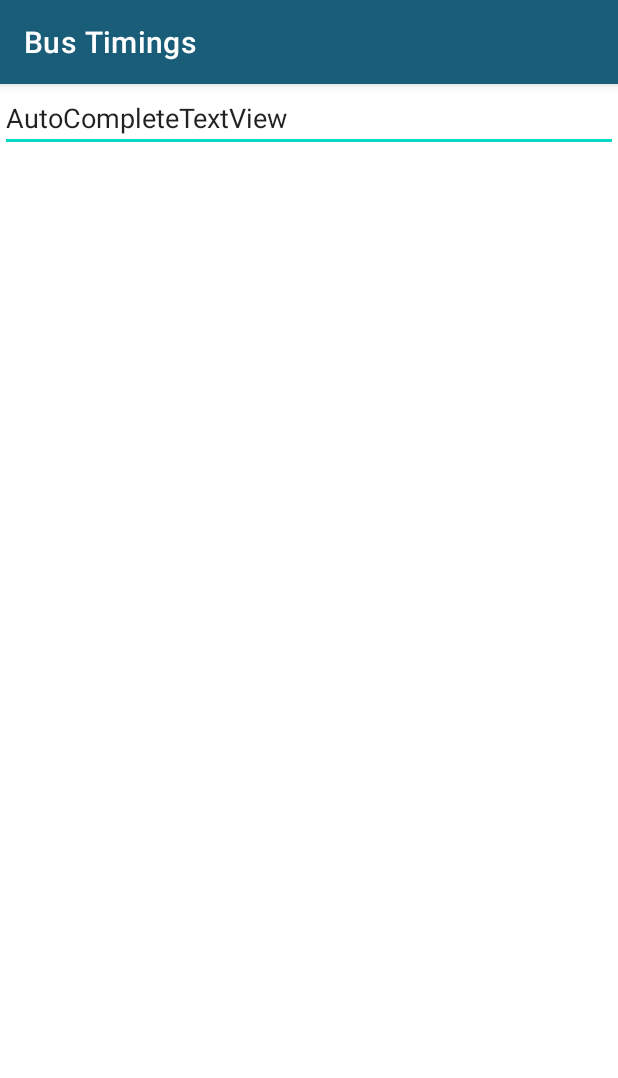
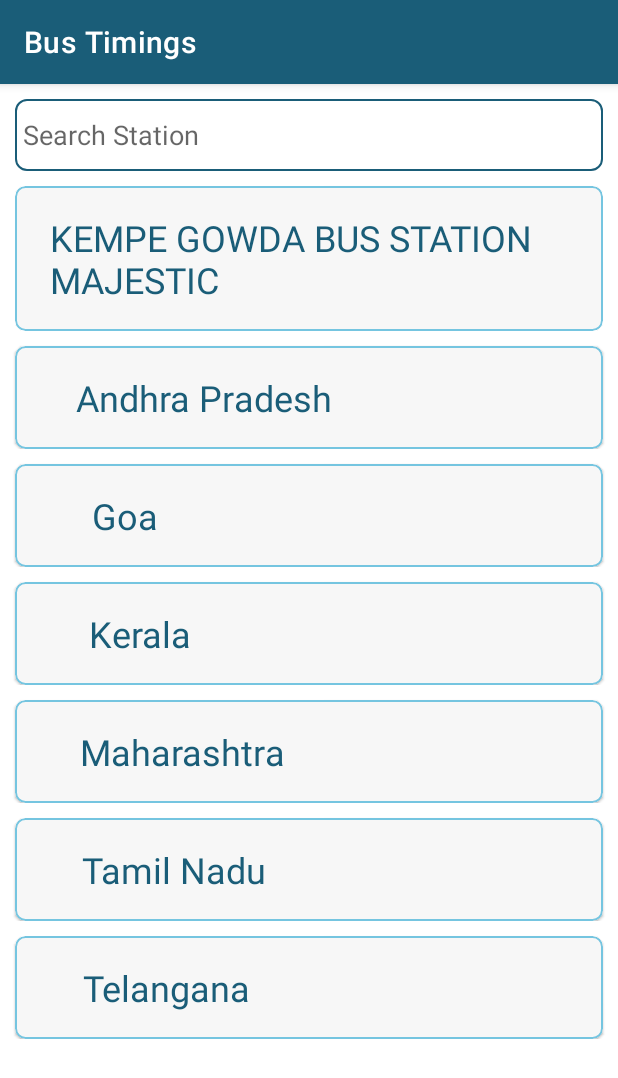
Before and after one commit to rohidas-gowda/bus-timings, an Android app: the fragment BusStationInfo shown on its own in the app's theme, on a phone screen of 412 x 824 dp. Shown: the top 1078 px of the screen. Run offline under Robolectric (Android 15) with nearby library versions, the phone set to English and light mode, and no system bars.

Commit message:
feat: station wise data display in recycler view

```diff
--- a/app/src/main/java/com/andromojo/bustimings/BusStationAdapter.java
+++ b/app/src/main/java/com/andromojo/bustimings/BusStationAdapter.java
@@ -1,4 +1,60 @@
 package com.andromojo.bustimings;
 
-public class BusStationAdapter {
+import android.view.LayoutInflater;
+import android.view.View;
+import android.view.ViewGroup;
+import android.widget.TextView;
+
+import androidx.annotation.NonNull;
+import androidx.recyclerview.widget.RecyclerView;
+
+import org.w3c.dom.Text;
+
+import java.util.List;
+
+public class BusStationAdapter extends RecyclerView.Adapter<BusStationAdapter.stationHolder> {
+    List<String> stationName;
+    private StationClickListener stationClickListener;
+
+    public BusStationAdapter(List<String> stationName, StationClickListener stationClickListener) {
+        this.stationName = stationName;
+        this.stationClickListener = stationClickListener;
+    }
+
+    @NonNull
+    @Override
+    public BusStationAdapter.stationHolder onCreateViewHolder(@NonNull ViewGroup parent, int viewType) {
+        LayoutInflater inflater = LayoutInflater.from(parent.getContext());
+        View view = inflater.inflate(R.layout.single_station_name,parent,false);
+        return new stationHolder(view);
+    }
+
+    @Override
+    public void onBindViewHolder(@NonNull BusStationAdapter.stationHolder holder, int position) {
+        holder.displayStationName.setText(stationName.get(position));
+    }
+
+    public interface StationClickListener{
+        void onClick(View view, int position);
+    }
+
+    @Override
+    public int getItemCount() {
+        return stationName.size();
+    }
+
+    public class stationHolder extends RecyclerView.ViewHolder implements View.OnClickListener{
+        TextView displayStationName;
+        public stationHolder(@NonNull View itemView) {
+            super(itemView);
+            displayStationName = (TextView) itemView.findViewById(R.id.stationName);
+            itemView.setOnClickListener(this);
+        }
+
+
+        @Override
+        public void onClick(View view) {
+            stationClickListener.onClick(view, getAdapterPosition());
+        }
+    }
 }
--- a/app/src/main/java/com/andromojo/bustimings/BusStationInfo.java
+++ b/app/src/main/java/com/andromojo/bustimings/BusStationInfo.java
@@ -1,5 +1,6 @@
 package com.andromojo.bustimings;
 
+import android.content.Intent;
 import android.os.Bundle;
 
 import androidx.fragment.app.Fragment;
@@ -9,6 +10,10 @@ import androidx.recyclerview.widget.RecyclerView;
 import android.view.LayoutInflater;
 import android.view.View;
 import android.view.ViewGroup;
+import android.widget.TextView;
+
+import java.util.ArrayList;
+import java.util.List;
 
 /**
  * A simple {@link Fragment} subclass.
@@ -16,7 +21,10 @@ import android.view.ViewGroup;
  * create an instance of this fragment.
  */
 public class BusStationInfo extends Fragment {
+    List<String> stationName;
     RecyclerView busStationNames;
+    private BusStationAdapter.StationClickListener stationClickListener;
+
     // TODO: Rename parameter arguments, choose names that match
     // the fragment initialization parameters, e.g. ARG_ITEM_NUMBER
     private static final String ARG_PARAM1 = "param1";
@@ -66,9 +74,30 @@ public class BusStationInfo extends Fragment {
         busStationNames = view.findViewById(R.id.busStationNameDisplay);
         busStationNames.setLayoutManager(new LinearLayoutManager(getContext()));
 
-        String arr[] = {"C","C++","Java","C#","JavaScript","React","Vue","Angular","Electron","JQuery",".NET"};
-        //rcv.setAdapter(new myAdapter(arr));
+        stationName = new ArrayList<>();
+
+        stationName.add("KEMPE GOWDA BUS STATION MAJESTIC");
+        stationName.add("Andhra Pradesh");
+        stationName.add("Goa");
+        stationName.add("Kerala");
+        stationName.add("Maharashtra");
+        stationName.add("Tamil Nadu");
+        stationName.add("Telangana");
+
+        setStationClickListener();
+        busStationNames.setAdapter(new BusStationAdapter(stationName, stationClickListener));
 
         return view;
     }
+
+    private void setStationClickListener() {
+        stationClickListener = new BusStationAdapter.StationClickListener() {
+            @Override
+            public void onClick(View view, int position) {
+                Intent intent = new Intent(getContext(), BusStationDataActivity.class);
+                intent.putExtra("station_name", stationName.get(position));
+                startActivity(intent);
+            }
+        };
+    }
 }
--- /dev/null
+++ b/app/src/main/res/drawable/auto_text_complete_background.xml
@@ -0,0 +1,16 @@
+<?xml version="1.0" encoding="utf-8"?>
+<shape xmlns:android="http://schemas.android.com/apk/res/android">
+    <stroke
+        android:width="1dp"
+        android:color="#1a5d78"/>
+
+    <solid android:color="#ffffff"/>
+
+    <padding
+        android:left="2dp"
+        android:right="2dp"
+        android:bottom="2dp"
+        android:top="2dp"/>
+
+    <corners android:radius="7dp"/>
+</shape>
--- a/app/src/main/res/layout/activity_from_user_data.xml
+++ b/app/src/main/res/layout/activity_from_user_data.xml
@@ -11,6 +11,7 @@
         android:layout_width="match_parent"
         android:layout_height="48dp"
         android:layout_margin="7dp"
+        android:hint="Search Source"
         android:padding="5dp"
         android:background="@drawable/search_box_border"/>
 
--- a/app/src/main/res/layout/activity_main.xml
+++ b/app/src/main/res/layout/activity_main.xml
@@ -1,5 +1,6 @@
 <?xml version="1.0" encoding="utf-8"?>
-<RelativeLayout xmlns:android="http://schemas.android.com/apk/res/android"
+<LinearLayout xmlns:android="http://schemas.android.com/apk/res/android"
+    android:orientation="vertical"
     xmlns:app="http://schemas.android.com/apk/res-auto"
     xmlns:tools="http://schemas.android.com/tools"
     android:layout_width="match_parent"
@@ -25,4 +26,4 @@
 
     </androidx.viewpager2.widget.ViewPager2>
 
-</RelativeLayout>
+</LinearLayout>
--- a/app/src/main/res/layout/activity_to_user_data.xml
+++ b/app/src/main/res/layout/activity_to_user_data.xml
@@ -11,6 +11,7 @@
         android:layout_width="match_parent"
         android:layout_height="48dp"
         android:layout_margin="7dp"
+        android:hint="Search Destination"
         android:padding="5dp"
         android:background="@drawable/search_box_border"/>
 
--- a/app/src/main/res/layout/display_single_reserved_state.xml
+++ b/app/src/main/res/layout/display_single_reserved_state.xml
@@ -28,9 +28,11 @@
                 android:layout_marginStart="16dp"
                 android:layout_marginTop="8dp"
                 android:layout_marginBottom="8dp"
-                android:text="1"
+                android:text="1235"
                 android:textColor="#1a5d78"
-                android:textSize="40sp"
+                android:textSize="14sp"
+                android:padding="5dp"
+                android:background="@drawable/round_background"
                 app:layout_constraintBottom_toBottomOf="parent"
                 app:layout_constraintStart_toStartOf="parent"
                 app:layout_constraintTop_toTopOf="parent"
--- a/app/src/main/res/layout/fragment_bus_station_info.xml
+++ b/app/src/main/res/layout/fragment_bus_station_info.xml
@@ -14,8 +14,13 @@
     <AutoCompleteTextView
         android:id="@+id/autoCompleteTextView"
         android:layout_width="match_parent"
-        android:layout_height="wrap_content"
-        android:text="AutoCompleteTextView" />
+        android:layout_height="48dp"
+        android:hint="Search Station"
+        android:padding="5dp"
+        android:layout_marginTop="10dp"
+        android:layout_marginRight="10dp"
+        android:layout_marginLeft="10dp"
+        android:background="@drawable/auto_text_complete_background"/>
 
     <androidx.recyclerview.widget.RecyclerView
         android:id="@+id/busStationNameDisplay"
--- /dev/null
+++ b/app/src/main/res/layout/single_station_name.xml
@@ -0,0 +1,47 @@
+<?xml version="1.0" encoding="utf-8"?>
+<LinearLayout xmlns:android="http://schemas.android.com/apk/res/android"
+    xmlns:app="http://schemas.android.com/apk/res-auto"
+    android:orientation="vertical"
+    android:layout_width="match_parent"
+    android:layout_height="wrap_content">
+
+    <com.google.android.material.card.MaterialCardView
+        android:layout_width="match_parent"
+        android:layout_height="wrap_content"
+        android:layout_marginTop="10dp"
+        android:layout_marginLeft="10dp"
+        android:layout_marginRight="10dp"
+        app:cardBackgroundColor="#f7f7f7"
+        app:cardCornerRadius="7dp"
+        app:strokeWidth="1dp"
+        app:strokeColor="#75c5e0">
+
+        <androidx.constraintlayout.widget.ConstraintLayout
+            android:layout_width="match_parent"
+            android:layout_height="match_parent">
+
+            <TextView
+                android:id="@+id/stationName"
+                android:layout_width="wrap_content"
+                android:layout_height="wrap_content"
+                android:layout_marginStart="16dp"
+                android:layout_marginTop="8dp"
+                android:layout_marginEnd="16dp"
+                android:layout_marginBottom="8dp"
+                android:padding="10dp"
+                android:textSize="24sp"
+                android:text="Station Name"
+                android:textColor="#1a5d78"
+                app:layout_constraintBottom_toBottomOf="parent"
+                app:layout_constraintEnd_toEndOf="parent"
+                app:layout_constraintHorizontal_bias="0.085"
+                app:layout_constraintStart_toStartOf="parent"
+                app:layout_constraintTop_toTopOf="parent"
+                app:layout_constraintVertical_bias="0.506" />
+
+        </androidx.constraintlayout.widget.ConstraintLayout>
+
+
+    </com.google.android.material.card.MaterialCardView>
+
+</LinearLayout>
```
Also changed, not shown: app/src/main/AndroidManifest.xml (+10 -6 lines), app/src/main/java/com/andromojo/bustimings/BusStationDataActivity.java (added, +51 -0 lines), app/src/main/java/com/andromojo/bustimings/BusStationDisplayAdapter.java (added, +55 -0 lines), app/src/main/java/com/andromojo/bustimings/ReservedStateParameters.java (+13 -1 lines), app/src/main/java/com/andromojo/bustimings/SearchBusDBHandler.java (+21 -0 lines), app/src/main/java/com/andromojo/bustimings/SearchBusInfo.java (+18 -9 lines), app/src/main/res/drawable/round_background.xml (added, +8 -0 lines), app/src/main/res/layout/activity_bus_station_data.xml (added, +19 -0 lines), app/src/main/res/layout/single_bus_station_data.xml (added, +157 -0 lines), app/src/main/assets/BusInfo.db.
